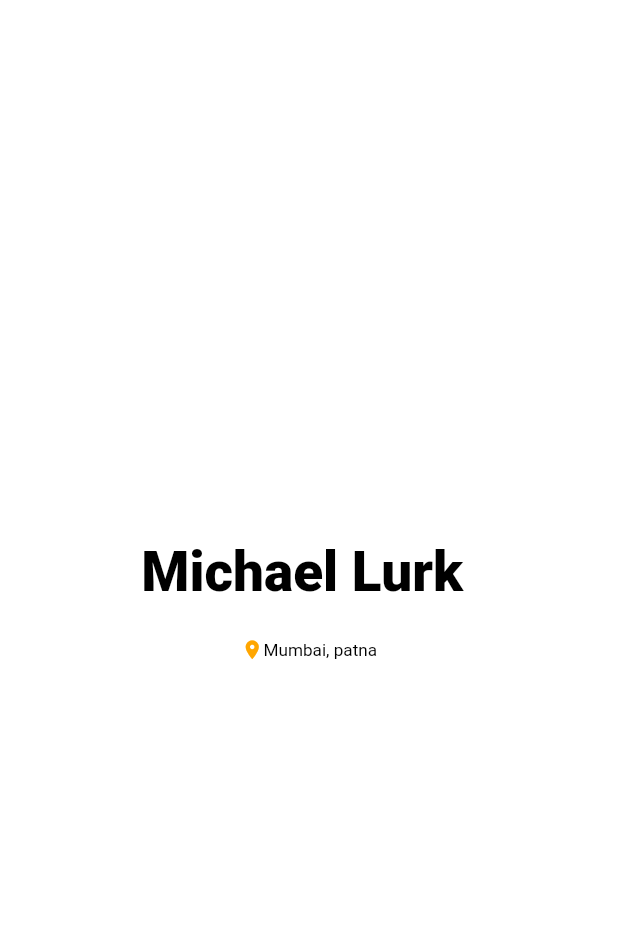
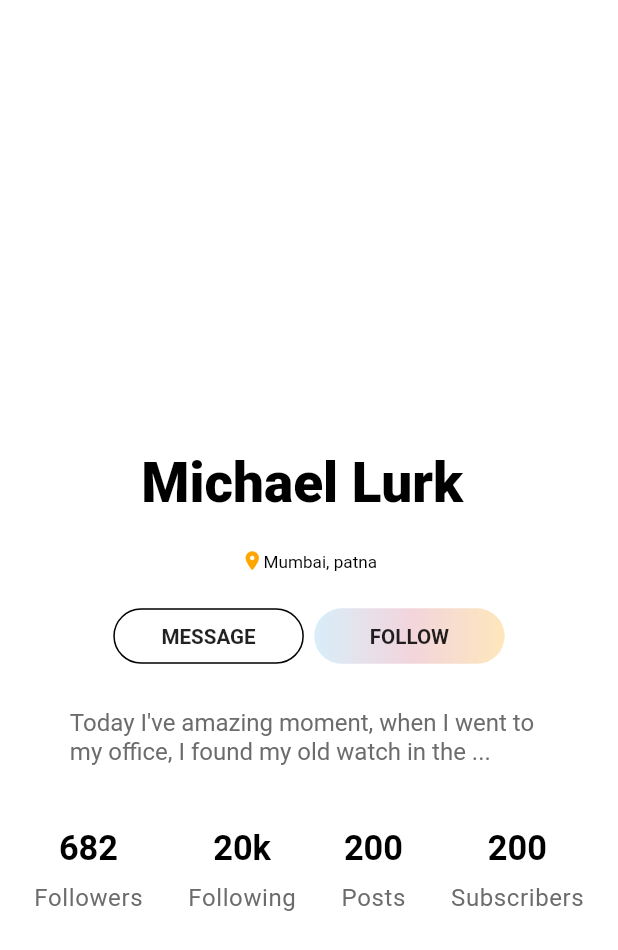
Before and after one commit to TalhaShakel/Chat-Gpt, a Flutter app: the screen it shows after launch, on a phone screen of 412 x 824 dp. Shown: the top 950 px of the screen. Run offline on Flutter 3.47's test engine with Material 2 defaults, Android fonts, the phone set to English and light mode, and no system bars; our stand-ins replace cloud_firestore, firebase_auth, firebase_core, firebase_storage, flutter_easyloading, flutter_screenutil and 4 more; accounts and stored records are empty.

Commit message:
home profilepopup  update

```diff
--- a/lib/Screens/ProfileScreens/ProfilePopUpScreen.dart
+++ b/lib/Screens/ProfileScreens/ProfilePopUpScreen.dart
@@ -2,6 +2,7 @@ import 'package:flutter/material.dart';
 import 'package:flutter/src/widgets/container.dart';
 import 'package:flutter/src/widgets/framework.dart';
 import 'package:flutter_screenutil/flutter_screenutil.dart';
+import 'package:spoot_light/Constants/ColorConstants.dart';
 import 'package:velocity_x/velocity_x.dart';
 
 class ProfilePopUp extends StatelessWidget {
@@ -11,9 +12,13 @@ class ProfilePopUp extends StatelessWidget {
   Widget build(BuildContext context) {
     return Scaffold(
         backgroundColor: Colors.white,
-      body: Column(
+        body: Padding(
+          padding: EdgeInsets.symmetric(horizontal: 19.h),
+          child: SingleChildScrollView(
+            child: Column(
               mainAxisAlignment: MainAxisAlignment.center,
               children: [
+                252.h.heightBox,
                 Text(
                   "Michael Lurk ",
                   style: TextStyle(
@@ -37,13 +42,90 @@ class ProfilePopUp extends StatelessWidget {
                   ],
                 ),
                 20.h.heightBox,
-          Row(children: [
+                Row(
+                  mainAxisAlignment: MainAxisAlignment.center,
+                  children: [
                     Container(
-
-            )
-          ],)
+                      height: 31.h,
+                      width: 111.w,
+                      decoration: BoxDecoration(
+                          border: Border.all(color: Colors.black),
+                          borderRadius:
+                              BorderRadius.all(Radius.circular(60.r))),
+                      child: Center(
+                        child: Text(
+                          "MESSAGE",
+                          style: TextStyle(
+                              fontSize: 12.sp, fontWeight: FontWeight.w600),
+                        ),
+                      ),
+                    ),
+                    6.w.widthBox,
+                    Container(
+                      height: 31.h,
+                      width: 111.w,
+                      decoration: BoxDecoration(
+                          gradient: LinearGradient(
+                              begin: Alignment.centerLeft,
+                              end: Alignment.centerRight,
+                              colors: ConstColors.btnColor),
+                          borderRadius:
+                              BorderRadius.all(Radius.circular(60.r))),
+                      child: Center(
+                        child: Text(
+                          "FOLLOW",
+                          style: TextStyle(
+                              fontSize: 12.sp, fontWeight: FontWeight.w600),
+                        ),
+                      ),
+                    ),
                   ],
                 ),
+                25.h.heightBox,
+                Padding(
+                  padding: EdgeInsets.symmetric(horizontal: 20.h), //54
+                  child: Text(
+                    "Today I've amazing moment, when I went to my office, I found my old watch in the ...",
+                    softWrap: true,
+                    style: TextStyle(fontSize: 14.sp, color: Color(0xff6C6C6C)),
+                  ),
+                ),
+                35.h.heightBox,
+                Row(
+                  mainAxisAlignment: MainAxisAlignment.spaceBetween,
+                  children: [
+                    followingdetials("682", "Followers"),
+                    20.w.widthBox,
+                    followingdetials("20k", "Following"),
+                    20.w.widthBox,
+                    followingdetials("200", "Posts"),
+                    20.w.widthBox,
+                    followingdetials("200", "Subscribers"),
+                  ],
+                ),
+              ],
+            ),
+          ),
+        ));
+  }
+
+  Column followingdetials(var number, var txtName) {
+    return Column(
+      children: [
+        Text(
+          "$number",
+          style: TextStyle(
+              fontSize: 20.sp,
+              fontWeight: FontWeight.w600,
+              color: Colors.black),
+        ),
+        8.h.heightBox,
+        Text(
+          "$txtName",
+          style: TextStyle(
+              fontSize: 14.sp, letterSpacing: 0.4, color: Color(0xff6C6C6C)),
+        )
+      ],
     );
   }
 }
```
Also changed, not shown: lib/Screens/PostScreen/MakeNewFriendScreen.dart (added, +95 -0 lines). Lines whose indentation alone changed are shown as unchanged.
